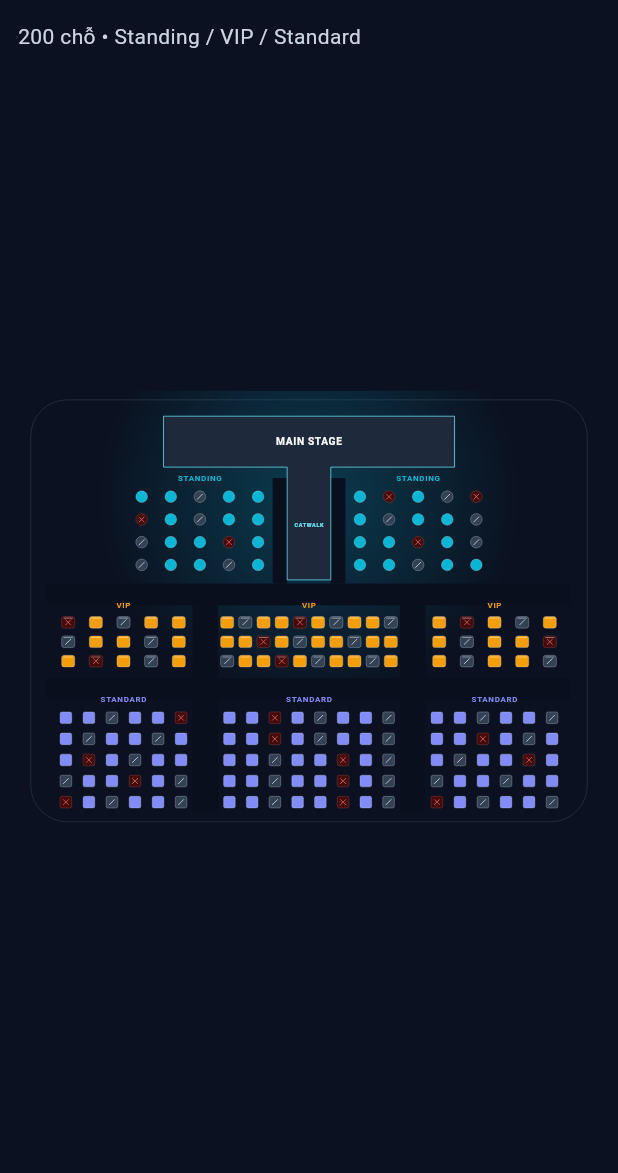
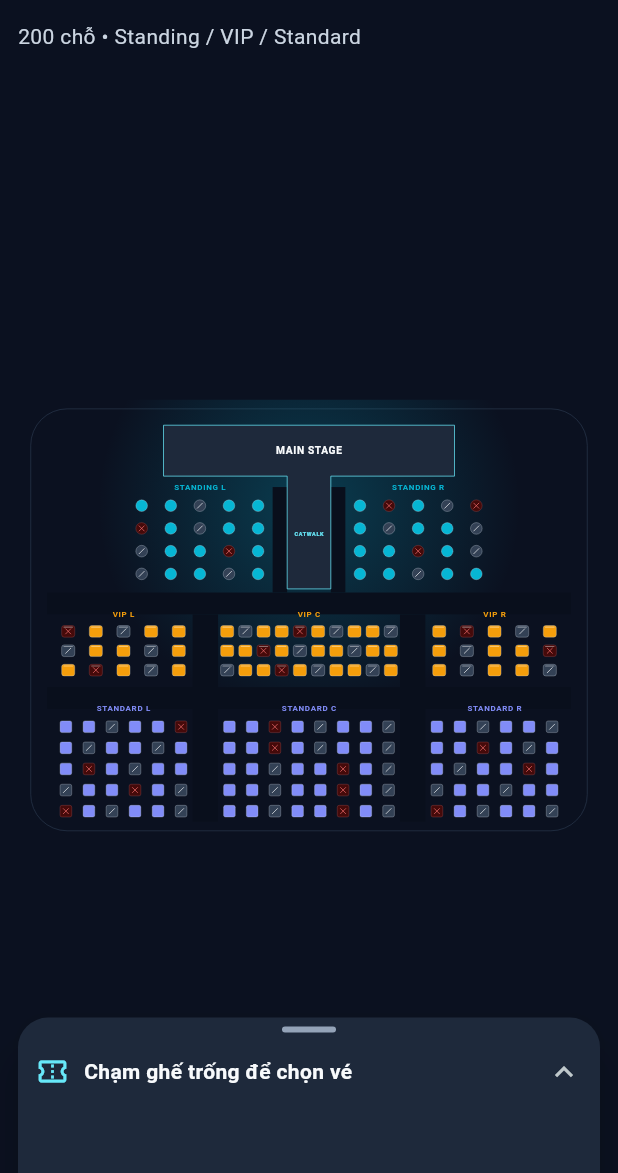
Before and after one commit to Wuandring/24120219_Android_Midterm, a Flutter app: the screen it shows after launch, on a phone screen of 412 x 824 dp, the part 63-1236 px from its top. Run offline on Flutter 3.47's test engine with Material 3 defaults, Android fonts, the phone set to English and light mode, and no system bars.

Commit message:
feat: add expandable ticket sheet and animated seat spotlight (M5)

```diff
--- a/lib/state/concert_map_controller.dart
+++ b/lib/state/concert_map_controller.dart
@@ -6,20 +6,77 @@ import '../data/concert_mock_data.dart';
 import '../data/seat.dart';
 import 'seat_map_render_state.dart';
 
-/// Single source of truth for selection; source booking statuses never change.
 class ConcertMapController extends ValueNotifier<SeatMapRenderState> {
   ConcertMapController() : super(SeatMapRenderState());
   final LinkedHashSet<String> _selectedSeatIds = LinkedHashSet<String>();
   final Map<String, Seat> _seats = {
     for (final seat in ConcertMockData.seats) seat.id: seat,
   };
+  String? _focusedSeatId;
+  Seat? _inspectedSeat;
   Set<String> get selectedSeatIds => UnmodifiableSetView(_selectedSeatIds);
+  List<Seat> get selectedSeats =>
+      List.unmodifiable(_selectedSeatIds.map((id) => _seats[id]!));
+  int get selectedCount => _selectedSeatIds.length;
+  int get totalPrice =>
+      _selectedSeatIds.fold(0, (sum, id) => sum + _seats[id]!.price);
+  String get formattedTotalPrice => formatVnd(totalPrice);
+  String? get focusedSeatId => _focusedSeatId;
+  Seat? get inspectedSeat => _inspectedSeat;
+  Seat? get focusedSeat => _seats[_focusedSeatId];
+
+  static String formatVnd(int amount) =>
+      '${amount.toString().replaceAllMapped(RegExp(r'(\d)(?=(\d{3})+(?!\d))'), (m) => '${m[1]}.')} đ';
+
+  void _publish() => value = SeatMapRenderState(
+    selectedSeatIds: _selectedSeatIds,
+    matchingSeatIds: value.matchingSeatIds,
+    focusedSeatId: _focusedSeatId,
+  );
 
   bool toggleSeat(String id) {
     final seat = _seats[id];
     if (seat == null || seat.status != SeatStatus.available) return false;
-    if (!_selectedSeatIds.remove(id)) _selectedSeatIds.add(id);
-    value = SeatMapRenderState(selectedSeatIds: _selectedSeatIds);
+    _inspectedSeat = null;
+    if (_selectedSeatIds.contains(id)) {
+      removeSeat(id);
+    } else {
+      _selectedSeatIds.add(id);
+      _publish();
+    }
+    return true;
+  }
+
+  void inspectSeat(String id) {
+    final seat = _seats[id];
+    if (seat == null) return;
+    _inspectedSeat = seat;
+    _publish();
+  }
+
+  void removeSeat(String id) {
+    if (!_selectedSeatIds.remove(id)) return;
+    if (_focusedSeatId == id) _focusedSeatId = null;
+    if (_inspectedSeat?.id == id) _inspectedSeat = null;
+    _publish();
+  }
+
+  void clearSelection() {
+    if (_selectedSeatIds.isEmpty &&
+        _focusedSeatId == null &&
+        _inspectedSeat == null)
+      return;
+    _selectedSeatIds.clear();
+    _focusedSeatId = null;
+    _inspectedSeat = null;
+    _publish();
+  }
+
+  bool focusSeat(String id) {
+    if (!_selectedSeatIds.contains(id)) return false;
+    _focusedSeatId = id;
+    _inspectedSeat = null;
+    _publish();
     return true;
   }
 }
--- a/lib/state/seat_map_render_state.dart
+++ b/lib/state/seat_map_render_state.dart
@@ -3,10 +3,12 @@ class SeatMapRenderState {
   SeatMapRenderState({
     Set<String> selectedSeatIds = const {},
     Set<String>? matchingSeatIds,
+    this.focusedSeatId,
   }) : selectedSeatIds = Set.unmodifiable(selectedSeatIds),
        matchingSeatIds = matchingSeatIds == null
            ? null
            : Set.unmodifiable(matchingSeatIds);
   final Set<String> selectedSeatIds;
   final Set<String>? matchingSeatIds;
+  final String? focusedSeatId;
 }
--- a/lib/ui/canvas/interactive_seat_canvas.dart
+++ b/lib/ui/canvas/interactive_seat_canvas.dart
@@ -15,10 +15,14 @@ class InteractiveSeatCanvas extends StatefulWidget {
     required this.camera,
     required this.mapController,
     required this.cache,
+    this.spotlight = kAlwaysCompleteAnimation,
+    this.onGestureStart,
   });
   final CameraController camera;
   final ConcertMapController mapController;
   final SeatMapPaintCache cache;
+  final Animation<double> spotlight;
+  final VoidCallback? onGestureStart;
   @override
   State<InteractiveSeatCanvas> createState() => _InteractiveSeatCanvasState();
 }
@@ -32,6 +36,7 @@ class _InteractiveSeatCanvasState extends State<InteractiveSeatCanvas> {
     onTapDown: (_) => _gestureConsumed = false,
     onScaleStart: (details) {
       _gestureConsumed = true;
+      widget.onGestureStart?.call();
       widget.camera.startGesture(details.localFocalPoint, details.pointerCount);
     },
     onScaleUpdate: (details) => widget.camera.updateGesture(
@@ -52,6 +57,7 @@ class _InteractiveSeatCanvasState extends State<InteractiveSeatCanvas> {
       );
       if (seat == null) return;
       if (!widget.mapController.toggleSeat(seat.id)) {
+        widget.mapController.inspectSeat(seat.id);
         final status = seat.status == SeatStatus.booked
             ? 'đã được đặt'
             : 'đang khóa';
@@ -68,6 +74,7 @@ class _InteractiveSeatCanvasState extends State<InteractiveSeatCanvas> {
           size: Size.infinite,
           painter: SeatMapPainter(
             cache: widget.cache,
+            spotlight: widget.spotlight,
             camera: widget.camera,
             mapState: widget.mapController,
             fitScale: widget.camera.viewport!.fitScale,
--- a/lib/ui/canvas/seat_map_paint_cache.dart
+++ b/lib/ui/canvas/seat_map_paint_cache.dart
@@ -42,9 +42,14 @@ class SeatPaintGeometry {
         dashed.addPath(metric.extractPath(distance, distance + 6), Offset.zero);
       }
     }
-    code = SeatMapPaintCache.text(seat.id, 7.5, const Color(0xFFE2E8F0));
+    code = SeatMapPaintCache.text(
+      seat.id,
+      9.0,
+      const Color(0xFFE2E8F0),
+      letterSpacing: 0,
+    );
     codePosition = Offset(center.dx - code.width / 2, rect.bottom + 3);
-    cullBounds = rect.inflate(15);
+    cullBounds = rect.inflate(20);
   }
   final Seat seat;
   late final Rect rect, cullBounds;
@@ -72,7 +77,7 @@ class SeatMapPaintCache {
       zoneColors[section.id] = Color(section.colorArgb);
       labels.add(
         MapLabel(
-          section.label,
+          '${section.label} ${section.id.split('-').last}',
           section.bounds.centerX,
           section.bounds.top - 20,
           22,
@@ -104,8 +109,12 @@ class SeatMapPaintCache {
       ),
     );
   }
-  static TextPainter text(String value, double size, Color color) =>
-      TextPainter(
+  static TextPainter text(
+    String value,
+    double size,
+    Color color, {
+    double letterSpacing = 1.8,
+  }) => TextPainter(
     text: TextSpan(
       text: value,
       style: TextStyle(
@@ -113,7 +122,7 @@ class SeatMapPaintCache {
         fontSize: size,
         color: color,
         fontWeight: FontWeight.w600,
-            letterSpacing: size > 10 ? 1.8 : 0,
+        letterSpacing: letterSpacing,
       ),
     ),
     textDirection: TextDirection.ltr,
@@ -151,6 +160,14 @@ class SeatMapPaintCache {
     ..strokeCap = StrokeCap.round
     ..strokeJoin = StrokeJoin.round;
   final accent = Paint();
+  final spotlightGlow = Paint()
+    ..color = const Color(0x5534D399)
+    ..style = PaintingStyle.stroke
+    ..strokeWidth = 9;
+  final spotlightRing = Paint()
+    ..color = const Color(0xFFE6FFF5)
+    ..style = PaintingStyle.stroke
+    ..strokeWidth = 2.5;
   void dispose() {
     for (final seat in seats) {
       seat.code.dispose();
--- a/lib/ui/canvas/seat_map_painter.dart
+++ b/lib/ui/canvas/seat_map_painter.dart
@@ -1,3 +1,5 @@
+import 'dart:math' as math;
+
 import 'package:flutter/foundation.dart';
 import 'package:flutter/material.dart';
 
@@ -16,11 +18,13 @@ class SeatMapPainter extends CustomPainter {
     required this.camera,
     required this.mapState,
     required this.fitScale,
-  }) : super(repaint: Listenable.merge([camera, mapState]));
+    this.spotlight = kAlwaysCompleteAnimation,
+  }) : super(repaint: Listenable.merge([camera, mapState, spotlight]));
   final SeatMapPaintCache cache;
   final ValueListenable<CameraTransform> camera;
   final ValueListenable<SeatMapRenderState> mapState;
   final double fitScale;
+  final Animation<double> spotlight;
   int lastPaintedSeatCount = 0;
   int lastPaintedCodeCount = 0;
 
@@ -123,6 +127,12 @@ class SeatMapPainter extends CustomPainter {
         cache.border.color = const Color(0xFF10B981).withValues(alpha: 0.4);
         canvas.drawPath(geometry.dashed, cache.border);
       }
+      if (state.focusedSeatId == seat.id) {
+        final radius =
+            geometry.radius + 9 + 3 * math.sin(spotlight.value * math.pi * 6);
+        canvas.drawCircle(geometry.center, radius, cache.spotlightGlow);
+        canvas.drawCircle(geometry.center, radius, cache.spotlightRing);
+      }
       if (codes && matches) {
         geometry.code.paint(canvas, geometry.codePosition);
         lastPaintedCodeCount++;
@@ -133,6 +143,7 @@ class SeatMapPainter extends CustomPainter {
 
   @override
   bool shouldRepaint(covariant SeatMapPainter oldDelegate) =>
+      oldDelegate.spotlight != spotlight ||
       oldDelegate.cache != cache ||
       oldDelegate.camera != camera ||
       oldDelegate.mapState != mapState ||
--- a/lib/ui/screens/concert_map_screen.dart
+++ b/lib/ui/screens/concert_map_screen.dart
@@ -1,9 +1,14 @@
+import 'dart:math' as math;
+
 import 'package:flutter/material.dart';
 
+import '../../data/seat.dart';
+import '../../engine/camera_transform.dart';
 import '../../state/camera_controller.dart';
 import '../../state/concert_map_controller.dart';
 import '../canvas/interactive_seat_canvas.dart';
 import '../canvas/seat_map_paint_cache.dart';
+import '../widgets/seat_bottom_sheet.dart';
 
 class ConcertMapScreen extends StatefulWidget {
   const ConcertMapScreen({super.key});
@@ -11,31 +16,111 @@ class ConcertMapScreen extends StatefulWidget {
   State<ConcertMapScreen> createState() => _ConcertMapScreenState();
 }
 
-class _ConcertMapScreenState extends State<ConcertMapScreen> {
+class _ConcertMapScreenState extends State<ConcertMapScreen>
+    with TickerProviderStateMixin {
   late final SeatMapPaintCache _cache = SeatMapPaintCache();
   final _camera = CameraController();
   final _mapController = ConcertMapController();
+  final _sheet = DraggableScrollableController();
+  late final AnimationController _focusAnimation = AnimationController(
+    vsync: this,
+    duration: const Duration(milliseconds: 300),
+  )..addListener(_animateCamera);
+  late final AnimationController _spotlight = AnimationController(
+    vsync: this,
+    duration: const Duration(milliseconds: 1200),
+  );
+  CameraTransform? _from, _to;
   Size? _pendingSize;
   bool _viewportUpdateScheduled = false;
+  bool _autoRefocus = false;
 
-  void _scheduleViewport(Size size) {
-    final current = _camera.viewport;
-    _pendingSize = size;
-    if (_viewportUpdateScheduled ||
-        (current?.viewportWidth == size.width &&
-            current?.viewportHeight == size.height))
-      return;
+  @override
+  void initState() {
+    super.initState();
+    _focusAnimation.addStatusListener((status) {
+      if (status == AnimationStatus.completed && mounted)
+        _spotlight.forward(from: 0);
+    });
+    _mapController.addListener(_selectionChanged);
+  }
+
+  void _selectionChanged() {
+    if (_mapController.focusedSeatId == null) {
+      _focusAnimation.stop();
+      _spotlight.stop();
+    }
+  }
+
+  double _minFraction(Size size) =>
+      math.max(0.14, 64 / size.height).clamp(0.14, 0.6);
+  double _maxFraction(Size size) =>
+      math.max(_minFraction(size), size.width > size.height ? 0.42 : 0.50);
+  void _scheduleReconcile() {
+    if (_viewportUpdateScheduled) return;
     _viewportUpdateScheduled = true;
     WidgetsBinding.instance.addPostFrameCallback((_) {
       _viewportUpdateScheduled = false;
-      if (!mounted) return;
-      final latest = _pendingSize!;
-      if (_camera.updateViewport(latest.width, latest.height)) setState(() {});
+      if (!mounted || _pendingSize == null) return;
+      final size = _pendingSize!;
+      final min = _minFraction(size), max = _maxFraction(size);
+      if (_sheet.isAttached) {
+        final clamped = _sheet.size.clamp(min, max).toDouble();
+        if (_sheet.size != clamped) _sheet.jumpTo(clamped);
+      }
+      if (_camera.updateViewport(size.width, size.height)) {
+        _focusAnimation.stop();
+        final seat = _mapController.focusedSeat;
+        if (_autoRefocus && seat != null) {
+          _camera.value = _camera.focusTarget(seat, bottomInset: _bottomInset);
+        }
+        setState(() {});
+      }
     });
+  }
+
+  double get _bottomInset {
+    final size = _pendingSize!;
+    final fraction = _sheet.isAttached
+        ? _sheet.size.clamp(_minFraction(size), _maxFraction(size))
+        : _minFraction(size);
+    return size.height * fraction;
+  }
+
+  void _manualGestureStart() {
+    _autoRefocus = false;
+    _focusAnimation.stop();
+  }
+
+  void _animateCamera() {
+    if (_from == null || _to == null || _mapController.focusedSeatId == null)
+      return;
+    final t = Curves.easeInOutCubic.transform(_focusAnimation.value);
+    double lerp(double a, double b) => a + (b - a) * t;
+    _camera.value = _camera.viewport!.clamp(
+      CameraTransform(
+        scale: lerp(_from!.scale, _to!.scale),
+        tx: lerp(_from!.tx, _to!.tx),
+        ty: lerp(_from!.ty, _to!.ty),
+      ),
+    );
+  }
+
+  void _focusSeat(Seat seat) {
+    if (_camera.viewport == null || !_mapController.focusSeat(seat.id)) return;
+    _camera.endGesture();
+    _autoRefocus = true;
+    _spotlight.stop();
+    _from = _camera.value;
+    _to = _camera.focusTarget(seat, bottomInset: _bottomInset);
+    _focusAnimation.forward(from: 0);
   }
 
   @override
   void dispose() {
+    _focusAnimation.dispose();
+    _spotlight.dispose();
+    _sheet.dispose();
     _camera.dispose();
     _mapController.dispose();
     _cache.dispose();
@@ -50,7 +135,7 @@ class _ConcertMapScreenState extends State<ConcertMapScreen> {
     ),
     body: SafeArea(
       child: Padding(
-        padding: const EdgeInsets.fromLTRB(12, 0, 12, 12),
+        padding: const EdgeInsets.fromLTRB(12, 0, 12, 0),
         child: Column(
           crossAxisAlignment: CrossAxisAlignment.start,
           children: [
@@ -62,17 +147,36 @@ class _ConcertMapScreenState extends State<ConcertMapScreen> {
             Expanded(
               child: LayoutBuilder(
                 builder: (context, constraints) {
-                  if (constraints.maxWidth <= 0 || constraints.maxHeight <= 0) {
+                  if (constraints.maxWidth <= 0 || constraints.maxHeight <= 0)
                     return const SizedBox.shrink();
-                  }
-                  _scheduleViewport(
-                    Size(constraints.maxWidth, constraints.maxHeight),
+                  final size = Size(
+                    constraints.maxWidth,
+                    constraints.maxHeight,
                   );
-                  if (_camera.viewport == null) return const SizedBox.expand();
-                  return InteractiveSeatCanvas(
-                    camera: _camera,
-                    mapController: _mapController,
-                    cache: _cache,
+                  final previousSize = _pendingSize;
+                  _pendingSize = size;
+                  if (previousSize != size || _camera.viewport == null)
+                    _scheduleReconcile();
+                  return Stack(
+                    children: [
+                      if (_camera.viewport != null)
+                        Positioned.fill(
+                          child: InteractiveSeatCanvas(
+                            camera: _camera,
+                            mapController: _mapController,
+                            cache: _cache,
+                            spotlight: _spotlight,
+                            onGestureStart: _manualGestureStart,
+                          ),
+                        ),
+                      SeatBottomSheet(
+                        mapController: _mapController,
+                        sheetController: _sheet,
+                        minSize: _minFraction(size),
+                        maxSize: _maxFraction(size),
+                        onFocus: _focusSeat,
+                      ),
+                    ],
                   );
                 },
               ),
--- /dev/null
+++ b/lib/ui/widgets/seat_bottom_sheet.dart
@@ -0,0 +1,208 @@
+import 'package:flutter/material.dart';
+
+import '../../data/seat.dart';
+import '../../state/concert_map_controller.dart';
+import '../../state/seat_map_render_state.dart';
+
+class SeatBottomSheet extends StatelessWidget {
+  const SeatBottomSheet({
+    super.key,
+    required this.mapController,
+    required this.sheetController,
+    required this.minSize,
+    required this.maxSize,
+    required this.onFocus,
+  });
+  final ConcertMapController mapController;
+  final DraggableScrollableController sheetController;
+  final double minSize, maxSize;
+  final ValueChanged<Seat> onFocus;
+
+  @override
+  Widget build(BuildContext context) => DraggableScrollableSheet(
+    controller: sheetController,
+    minChildSize: minSize,
+    initialChildSize: minSize,
+    maxChildSize: maxSize,
+    snap: true,
+    snapSizes: [minSize, maxSize],
+    builder: (context, scrollController) => Material(
+      color: const Color(0xFF1E293B),
+      elevation: 12,
+      borderRadius: const BorderRadius.vertical(top: Radius.circular(20)),
+      clipBehavior: Clip.antiAlias,
+      child: ValueListenableBuilder<SeatMapRenderState>(
+        valueListenable: mapController,
+        builder: (context, state, _) {
+          final seats = mapController.selectedSeats;
+          final inspected = mapController.inspectedSeat;
+          final summary = seats.isNotEmpty
+              ? '${mapController.selectedCount} ghế • ${mapController.formattedTotalPrice}'
+              : inspected != null
+              ? '${inspected.id} • ${inspected.status == SeatStatus.booked ? 'Đã đặt' : 'Đang khóa'}'
+              : 'Chạm ghế trống để chọn vé';
+          return Column(
+            children: [
+              GestureDetector(
+                key: const ValueKey('ticket-drag-handle'),
+                behavior: HitTestBehavior.opaque,
+                onVerticalDragUpdate: (details) {
+                  final current = sheetController.size;
+                  final delta = sheetController.pixelsToSize(details.delta.dy);
+                  sheetController.jumpTo(
+                    (current - delta).clamp(minSize, maxSize),
+                  );
+                },
+                onVerticalDragEnd: (_) {
+                  final target = sheetController.size < (minSize + maxSize) / 2
+                      ? minSize
+                      : maxSize;
+                  sheetController.animateTo(
+                    target,
+                    duration: const Duration(milliseconds: 250),
+                    curve: Curves.easeOutCubic,
+                  );
+                },
+                child: SizedBox(
+                  height: 64,
+                  child: Column(
+                    children: [
+                      Container(
+                        width: 36,
+                        height: 4,
+                        margin: const EdgeInsets.only(top: 6, bottom: 2),
+                        decoration: BoxDecoration(
+                          color: const Color(0xFF94A3B8),
+                          borderRadius: BorderRadius.circular(3),
+                        ),
+                      ),
+                      SizedBox(
+                        height: 48,
+                        child: Row(
+                          children: [
+                            const SizedBox(width: 12),
+                            const Icon(
+                              Icons.confirmation_number_outlined,
+                              color: Color(0xFF67E8F9),
+                              size: 22,
+                            ),
+                            const SizedBox(width: 10),
+                            Expanded(
+                              child: Text(
+                                summary,
+                                key: const ValueKey('ticket-summary'),
+                                maxLines: 1,
+                                overflow: TextOverflow.ellipsis,
+                                style: const TextStyle(
+                                  fontWeight: FontWeight.w600,
+                                  color: Color(0xFFF8FAFC),
+                                ),
+                              ),
+                            ),
+                            AnimatedBuilder(
+                              animation: sheetController,
+                              builder: (context, _) {
+                                final expanded =
+                                    sheetController.isAttached &&
+                                    sheetController.size >
+                                        (minSize + maxSize) / 2;
+                                return IconButton(
+                                  key: const ValueKey('toggle-ticket-sheet'),
+                                  tooltip: expanded
+                                      ? 'Thu gọn vé'
+                                      : 'Mở danh sách vé',
+                                  onPressed: () => sheetController.animateTo(
+                                    expanded ? minSize : maxSize,
+                                    duration: const Duration(milliseconds: 250),
+                                    curve: Curves.easeOutCubic,
+                                  ),
+                                  icon: Icon(
+                                    expanded
+                                        ? Icons.keyboard_arrow_down
+                                        : Icons.keyboard_arrow_up,
+                                  ),
+                                );
+                              },
+                            ),
+                          ],
+                        ),
+                      ),
+                    ],
+                  ),
+                ),
+              ),
+              Expanded(
+                child: AnimatedBuilder(
+                  animation: sheetController,
+                  builder: (context, child) {
+                    final collapsed =
+                        !sheetController.isAttached ||
+                        sheetController.size <= minSize + 0.01;
+                    return IgnorePointer(
+                      ignoring: collapsed,
+                      child: Opacity(opacity: collapsed ? 0 : 1, child: child),
+                    );
+                  },
+                  child: ListView.builder(
+                    key: const ValueKey('selected-seats-list'),
+                    controller: scrollController,
+                    padding: const EdgeInsets.only(bottom: 12),
+                    itemCount: seats.isEmpty ? 1 : seats.length,
+                    itemBuilder: (context, index) {
+                      if (seats.isEmpty)
+                        return const Padding(
+                          padding: EdgeInsets.all(16),
+                          child: Text(
+                            'Chưa chọn ghế. Chọn trên sơ đồ để thêm vào vé.',
+                            style: TextStyle(color: Color(0xFFCBD5E1)),
+                          ),
+                        );
+                      final seat = seats[index];
+                      final color = switch (seat.zone) {
+                        SeatZone.standing => const Color(0xFF06B6D4),
+                        SeatZone.vip => const Color(0xFFF59E0B),
+                        SeatZone.standard => const Color(0xFF818CF8),
+                      };
+                      final zoneName = switch (seat.zone) {
+                        SeatZone.standing => 'Standing',
+                        SeatZone.vip => 'VIP',
+                        SeatZone.standard => 'Standard',
+                      };
+                      return ListTile(
+                        key: ValueKey('seat-row-${seat.id}'),
+                        selected: state.focusedSeatId == seat.id,
+                        leading: Container(
+                          width: 10,
+                          height: 10,
+                          decoration: BoxDecoration(
+                            color: color,
+                            shape: BoxShape.circle,
+                          ),
+                        ),
+                        title: Text(
+                          '${seat.id} • $zoneName',
+                          maxLines: 1,
+                          overflow: TextOverflow.ellipsis,
+                        ),
+                        subtitle: Text(
+                          ConcertMapController.formatVnd(seat.price),
+                        ),
+                        onTap: () => onFocus(seat),
+                        trailing: IconButton(
+                          key: ValueKey('delete-${seat.id}'),
+                          tooltip: 'Bỏ ghế ${seat.id}',
+                          icon: const Icon(Icons.close),
+                          onPressed: () => mapController.removeSeat(seat.id),
+                        ),
+                      );
+                    },
+                  ),
+                ),
+              ),
+            ],
+          );
+        },
+      ),
+    ),
+  );
+}
```
Also changed, not shown: lib/engine/viewport_clamper.dart (+20 -2 lines), lib/state/camera_controller.dart (+30 -0 lines), 5 other files. Lines whose indentation alone changed are shown as unchanged.
